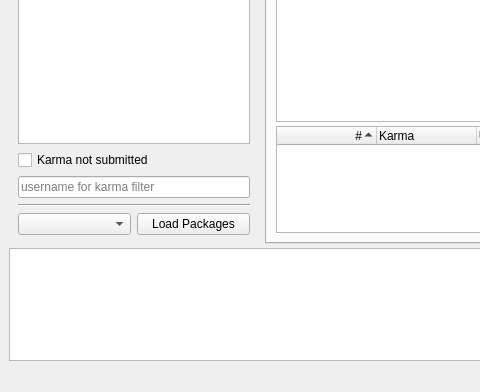
examon/fedora-gooey-karma, file src/ui/mainwindow.ui: the form before one commit; both pictures show x 0 to 480 and y 264 to 656 of the 996 by 656 pixel window.
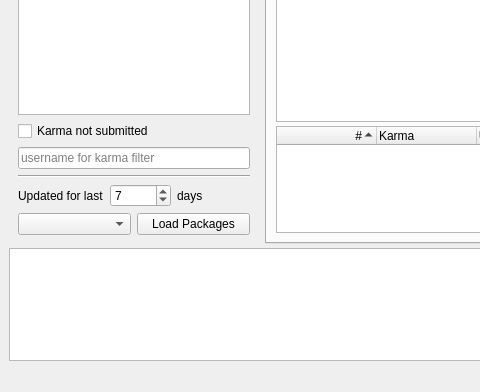
The form after the commit.

Commit message: Max days for loaded packages are now specified from GUI

```diff
--- a/src/ui/mainwindow.ui
+++ b/src/ui/mainwindow.ui
@@ -20,7 +20,7 @@
       <property name="orientation">
        <enum>Qt::Vertical</enum>
       </property>
-      <widget class="QWidget" name="">
+      <widget class="QWidget" name="layoutWidget">
        <layout class="QHBoxLayout" name="horizontalLayout_2">
         <item>
          <widget class="QWidget" name="pkgLists" native="true">
@@ -131,6 +131,52 @@
              </property>
             </widget>
            </item>
+           <item>
+            <layout class="QHBoxLayout" name="horizontalLayout_3" stretch="0,0,0">
+             <property name="sizeConstraint">
+              <enum>QLayout::SetDefaultConstraint</enum>
+             </property>
+             <item>
+              <widget class="QLabel" name="label_4">
+               <property name="text">
+                <string>Updated for last</string>
+               </property>
+              </widget>
+             </item>
+             <item>
+              <widget class="QSpinBox" name="maxDays">
+               <property name="suffix">
+                <string/>
+               </property>
+               <property name="prefix">
+                <string/>
+               </property>
+               <property name="minimum">
+                <number>1</number>
+               </property>
+               <property name="maximum">
+                <number>99999</number>
+               </property>
+               <property name="value">
+                <number>7</number>
+               </property>
+              </widget>
+             </item>
+             <item>
+              <widget class="QLabel" name="label_5">
+               <property name="sizePolicy">
+                <sizepolicy hsizetype="Preferred" vsizetype="Preferred">
+                 <horstretch>4</horstretch>
+                 <verstretch>0</verstretch>
+                </sizepolicy>
+               </property>
+               <property name="text">
+                <string>days</string>
+               </property>
+              </widget>
+             </item>
+            </layout>
+           </item>
            <item>
             <layout class="QHBoxLayout" name="horizontalLayout_5">
              <item>
```
Left out of the diff: 6 changed lines with no effect on the pictures. The commit also changes 3 other files.
